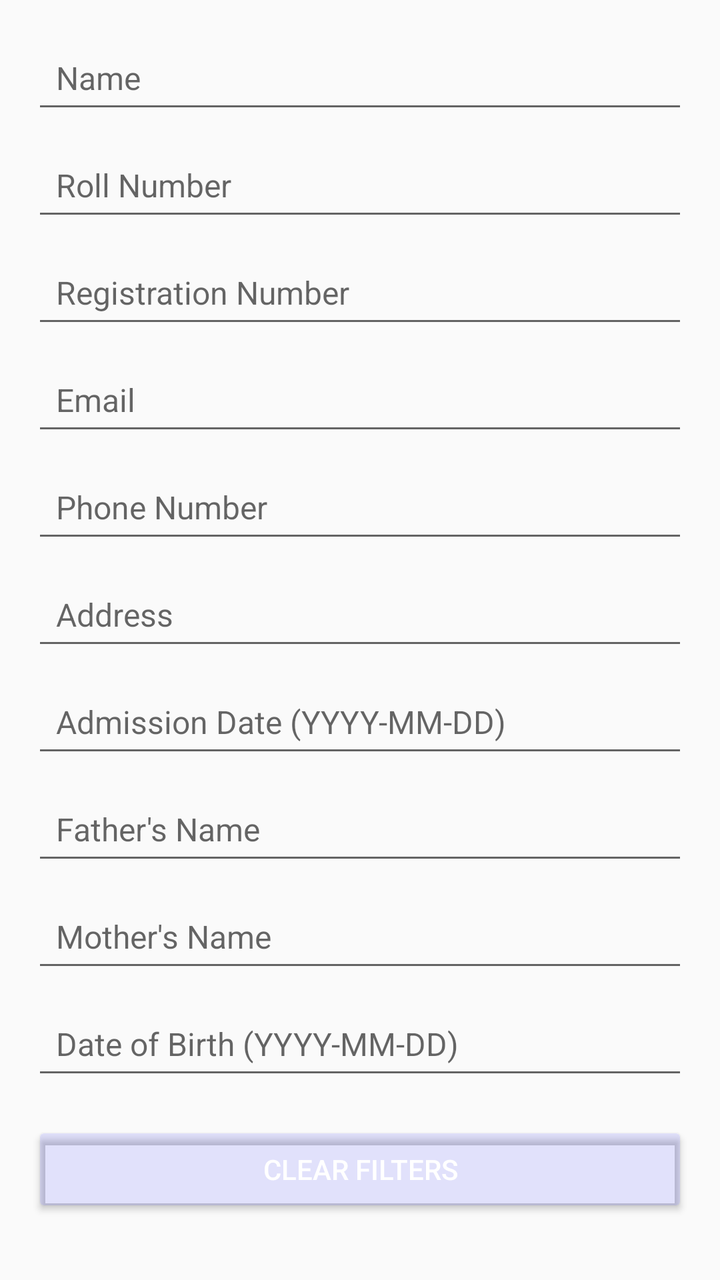
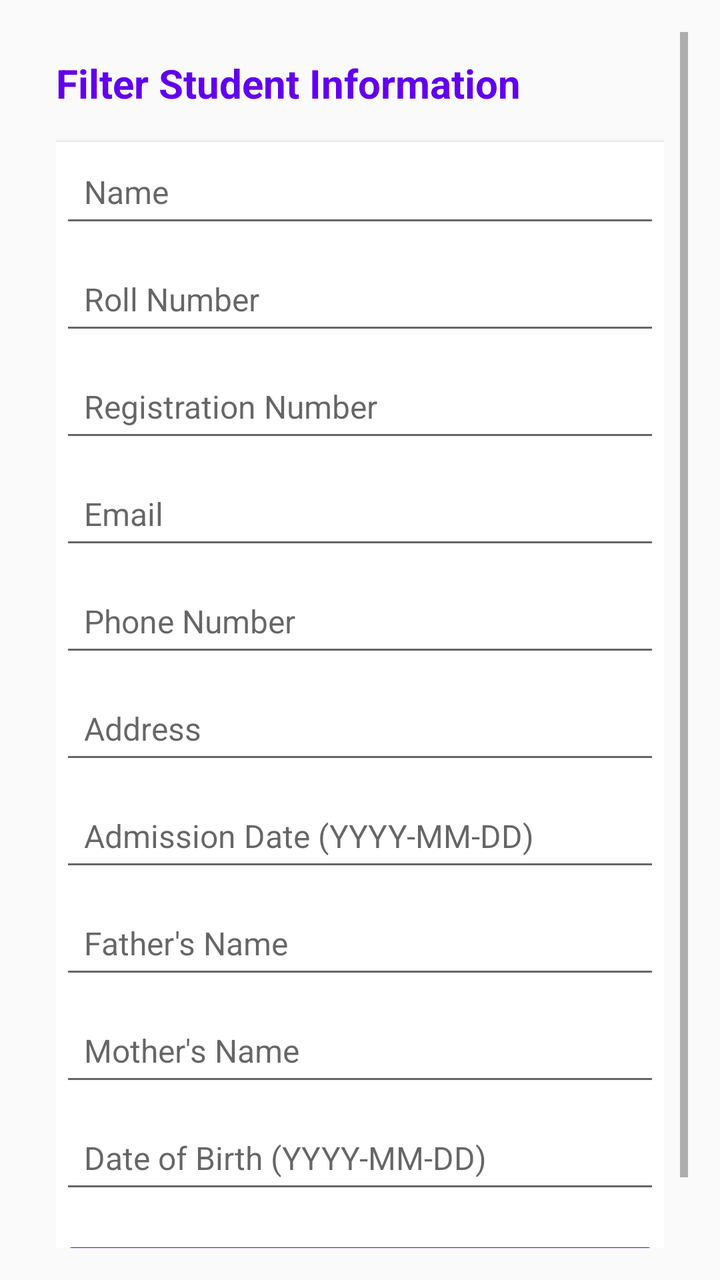

Two renders of the same Android screen: before a commit and after it. Below are the layout's source before the change and the commit's diff.
<!-- AndroidManifest.xml: application theme Theme.AppCompat.Light.DarkActionBar -->
<!-- res/layout/dialog_filter_student.xml -->
<?xml version="1.0" encoding="utf-8"?>
<ScrollView xmlns:android="http://schemas.android.com/apk/res/android"
    android:layout_width="match_parent"
    android:layout_height="wrap_content"
    android:padding="16dp">

    <LinearLayout
        android:layout_width="match_parent"
        android:layout_height="wrap_content"
        android:orientation="vertical">

        <EditText
            android:id="@+id/filterName"
            android:layout_width="match_parent"
            android:layout_height="wrap_content"
            android:hint="Name"
            android:inputType="text"
            android:padding="12dp"
            android:textSize="16sp"/>

        <EditText
            android:id="@+id/filterRollNo"
            android:layout_width="match_parent"
            android:layout_height="wrap_content"
            android:hint="Roll Number"
            android:inputType="text"
            android:layout_marginTop="8dp"
            android:padding="12dp"
            android:textSize="16sp"/>

        <EditText
            android:id="@+id/filterRegNo"
            android:layout_width="match_parent"
            android:layout_height="wrap_content"
            android:hint="Registration Number"
            android:inputType="text"
            android:layout_marginTop="8dp"
            android:padding="12dp"
            android:textSize="16sp"/>

        <EditText
            android:id="@+id/filterEmail"
            android:layout_width="match_parent"
            android:layout_height="wrap_content"
            android:hint="Email"
            android:inputType="textEmailAddress"
            android:layout_marginTop="8dp"
            android:padding="12dp"
            android:textSize="16sp"/>

        <EditText
            android:id="@+id/filterPhone"
            android:layout_width="match_parent"
            android:layout_height="wrap_content"
            android:hint="Phone Number"
            android:inputType="phone"
            android:layout_marginTop="8dp"
            android:padding="12dp"
            android:textSize="16sp"/>

        <EditText
            android:id="@+id/filterAddress"
            android:layout_width="match_parent"
            android:layout_height="wrap_content"
            android:hint="Address"
            android:inputType="textPostalAddress"
            android:layout_marginTop="8dp"
            android:padding="12dp"
            android:textSize="16sp"/>

        <EditText
            android:id="@+id/filterAdmissionDate"
            android:layout_width="match_parent"
            android:layout_height="wrap_content"
            android:hint="Admission Date (YYYY-MM-DD)"
            android:inputType="date"
            android:layout_marginTop="8dp"
            android:padding="12dp"
            android:textSize="16sp"/>

        <EditText
            android:id="@+id/filterFatherName"
            android:layout_width="match_parent"
            android:layout_height="wrap_content"
            android:hint="Father's Name"
            android:inputType="text"
            android:layout_marginTop="8dp"
            android:padding="12dp"
            android:textSize="16sp"/>

        <EditText
            android:id="@+id/filterMotherName"
            android:layout_width="match_parent"
            android:layout_height="wrap_content"
            android:hint="Mother's Name"
            android:inputType="text"
            android:layout_marginTop="8dp"
            android:padding="12dp"
            android:textSize="16sp"/>

        <EditText
            android:id="@+id/filterDob"
            android:layout_width="match_parent"
            android:layout_height="wrap_content"
            android:hint="Date of Birth (YYYY-MM-DD)"
            android:inputType="date"
            android:layout_marginTop="8dp"
            android:padding="12dp"
            android:textSize="16sp"/>

        <Button
            android:id="@+id/btnClearFilters"
            android:layout_width="match_parent"
            android:layout_height="wrap_content"
            android:text="Clear Filters"
            android:layout_marginTop="16dp"
            android:backgroundTint="#1d1c1cff"
            android:textColor="@android:color/white"/>
    </LinearLayout>
</ScrollView>
<!-- resources referenced by this layout -->
<resources>

</resources>

<!-- the commit's change to res/layout/dialog_filter_student.xml (unified diff, before → after) -->
@@ -5,9 +5,27 @@
     android:padding="16dp">
 
     <LinearLayout
+        android:orientation="vertical"
         android:layout_width="match_parent"
         android:layout_height="wrap_content"
-        android:orientation="vertical">
+        android:padding="12dp">
+
+        <TextView
+            android:layout_width="match_parent"
+            android:layout_height="wrap_content"
+            android:text="Filter Student Information"
+            android:textSize="20sp"
+            android:textColor="#6200EE"
+            android:textStyle="bold"
+            android:layout_marginBottom="16dp"/>
+
+        <LinearLayout
+            android:layout_width="match_parent"
+            android:layout_height="wrap_content"
+            android:orientation="vertical"
+            android:background="@android:color/white"
+            android:padding="2dp"
+            android:elevation="2dp">
 
         <EditText
             android:id="@+id/filterName"
@@ -114,7 +132,8 @@
             android:layout_height="wrap_content"
             android:text="Clear Filters"
             android:layout_marginTop="16dp"
-            android:backgroundTint="#1d1c1cff"
+            android:backgroundTint="#6200EE"
             android:textColor="@android:color/white"/>
     </LinearLayout>
+    </LinearLayout>
 </ScrollView>
